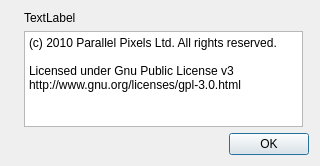
Old version of the form qt/src/gui/aboutatleto.ui in the repository boffyflow/atleto.
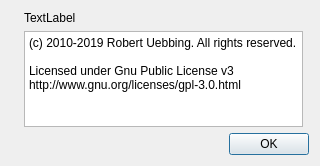
New version of the form. Icons and pictures are not drawn.

```diff
--- a/qt/src/gui/aboutatleto.ui
+++ b/qt/src/gui/aboutatleto.ui
@@ -63,7 +63,7 @@
       <bool>true</bool>
      </property>
      <property name="plainText">
-      <string>(c) 2010 Parallel Pixels Ltd. All rights reserved.
+      <string>(c) 2010-2019 Robert Uebbing. All rights reserved.
 
 Licensed under Gnu Public License v3
 http://www.gnu.org/licenses/gpl-3.0.html</string>
```
